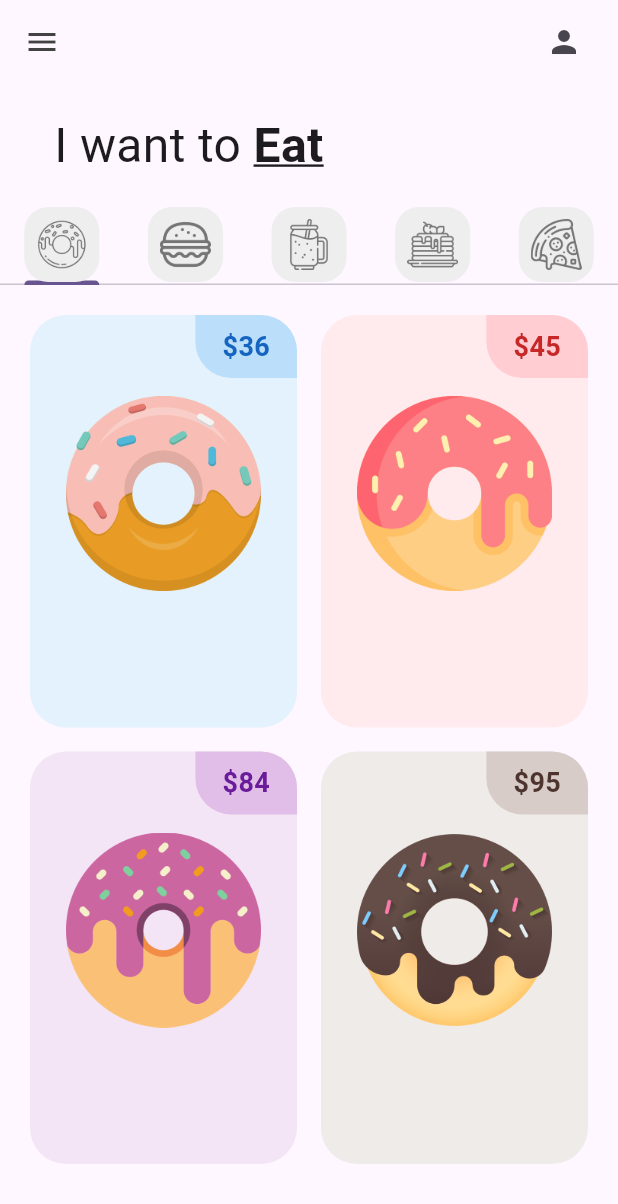
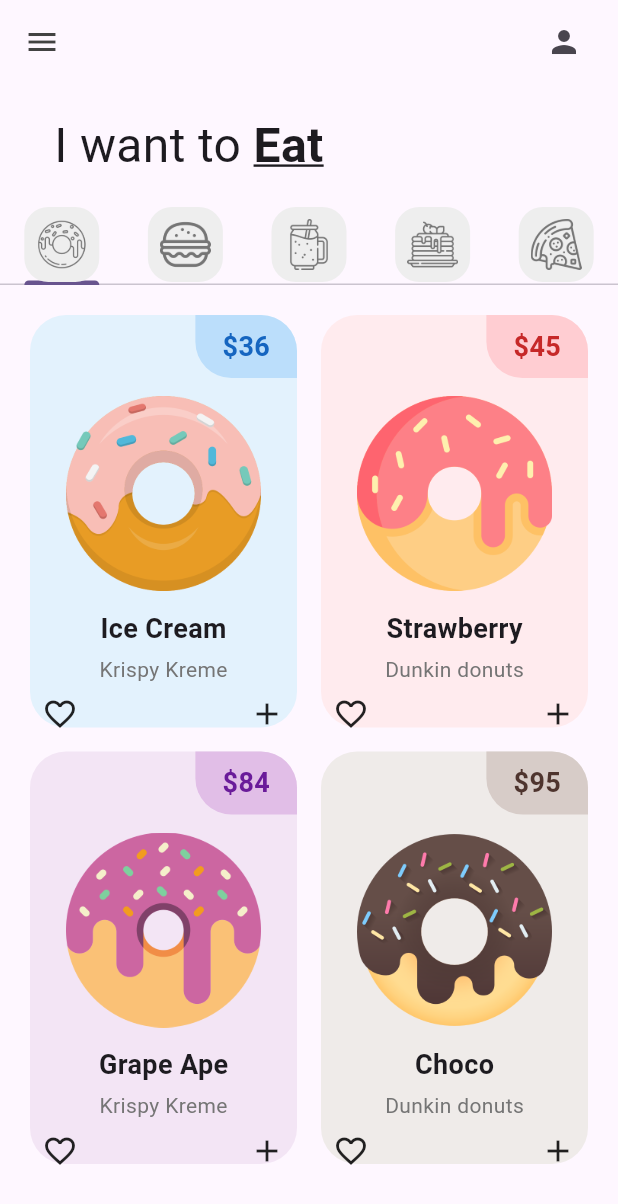
Before and after one commit to Dumpling1902/donut_app_2a_ramirez, a Flutter app: the screen it shows after launch, on a phone screen of 412 x 824 dp. Shown: the top 1204 px of the screen. Run offline on Flutter 3.47's test engine with Material 3 defaults, Android fonts, the phone set to English and light mode, and no system bars.

Commit message:
DonutTile Finished

```diff
--- a/lib/tabs/donut_tab.dart
+++ b/lib/tabs/donut_tab.dart
@@ -6,11 +6,11 @@
   //Lista de donas
   final List donutsOnSale = [
 
-    // [ donutFlavor, donutPrice, donutColor, imageName ]
-   ["Ice Cream", "36", Colors.blue, "lib/images/icecream_donut.png"],
-   ["Strawberry", "45", Colors.red, "lib/images/strawberry_donut.png"],
-   ["Grape Ape", "84", Colors.purple, "lib/images/grape_donut.png"],
-   ["Choco", "95", Colors.brown, "lib/images/chocolate_donut.png"],
+    // [ donutFlavor, donutStore, donutPrice, donutColor, imageName ]
+   ["Ice Cream", "Krispy Kreme", "36", Colors.blue, "lib/images/icecream_donut.png"],
+   ["Strawberry", "Dunkin donuts", "45", Colors.red, "lib/images/strawberry_donut.png"],
+   ["Grape Ape", "Krispy Kreme", "84", Colors.purple, "lib/images/grape_donut.png"],
+   ["Choco", "Dunkin donuts", "95", Colors.brown, "lib/images/chocolate_donut.png"],
   ];
   DonutTab({super.key});
 
@@ -31,9 +31,10 @@
       //Elemento individual de la cuadrícula
       return DonutTile(
         donutFlavor: donutsOnSale[index][0],
-        donutPrice: donutsOnSale[index][1],
-        donutColor: donutsOnSale[index][2],
-        imageName: donutsOnSale[index][3],
+        donutStore: donutsOnSale[index][1],
+        donutPrice: donutsOnSale[index][2],
+        donutColor: donutsOnSale[index][3],
+        imageName: donutsOnSale[index][4],
 
       );
 
--- a/lib/utils/donut_tile.dart
+++ b/lib/utils/donut_tile.dart
@@ -2,6 +2,7 @@
 
 class DonutTile extends StatelessWidget {
  final String donutFlavor;
+ final String donutStore;
  final String donutPrice;
  final dynamic donutColor;  //dynamic porque será de tipo Color y también usará []
  final String imageName;
@@ -9,6 +10,7 @@
  const DonutTile({
    super.key,
    required this.donutFlavor,
+   required this.donutStore,
    required this.donutPrice,
    required this.donutColor,
    required this.imageName,
@@ -46,10 +48,29 @@
             Padding(
               padding: const EdgeInsets.symmetric(horizontal: 24.0, vertical: 12),
               child: Image.asset(imageName),
-            )
+            ),
             //Donut flavor text
-
+            Text(donutFlavor,
+            style:
+            TextStyle(
+              fontWeight: FontWeight.bold,
+              fontSize: 18),),
+            //Espacio entre textos
+            SizedBox(
+              height: 4,
+            ),
+            Text(donutStore, style: TextStyle(color: Colors.grey[600])),
             //Love icon + add button
+            Padding(
+             padding: const EdgeInsets.all(8.0),
+             child: Row(
+               mainAxisAlignment: MainAxisAlignment.spaceBetween, //Alineación
+               children: [
+                 Icon(Icons.favorite_border),
+                 Icon(Icons.add),
+               ],
+             ),
+           )
            ],
         ),
      ),
```
